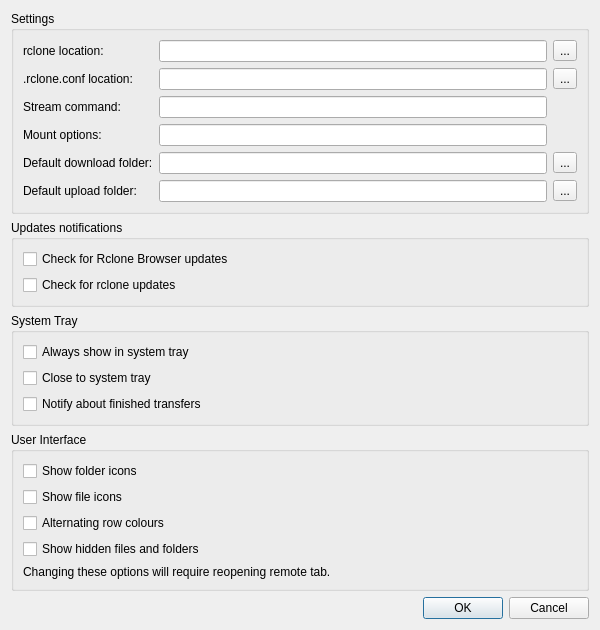
First picture: the form in src/preferences_dialog.ui, repository SysAdminDoc/RcloneBrowserNG, before the edit.
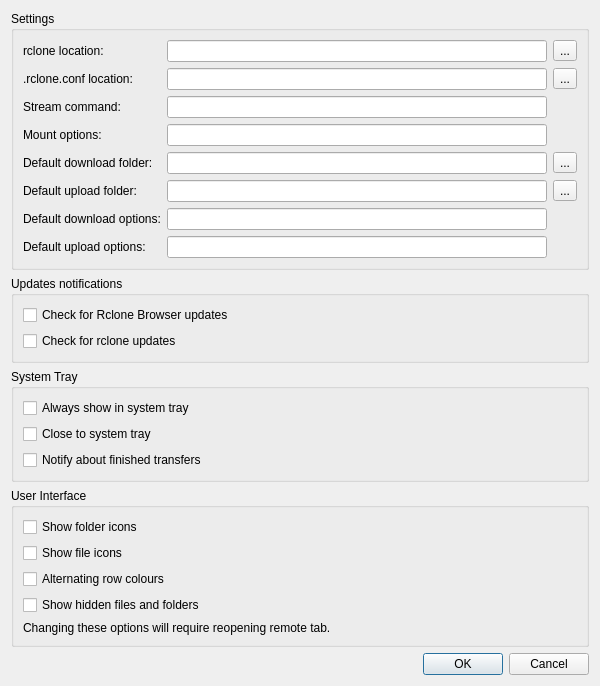
Second picture: the form after the edit.

Commit message: add default Download/Upload options

What changed in the file:
```diff
--- a/src/preferences_dialog.ui
+++ b/src/preferences_dialog.ui
@@ -117,6 +117,26 @@
         </property>
        </widget>
       </item>
+      <item row="8" column="0">
+       <widget class="QLabel" name="label_10">
+        <property name="text">
+         <string>Default download options:</string>
+        </property>
+       </widget>
+      </item>
+      <item row="8" column="1">
+       <widget class="QLineEdit" name="defaultDownloadOptions"/>
+      </item>
+      <item row="9" column="0">
+       <widget class="QLabel" name="label_10">
+        <property name="text">
+         <string>Default upload options:</string>
+        </property>
+       </widget>
+      </item>
+      <item row="9" column="1">
+       <widget class="QLineEdit" name="defaultUploadOptions"/>
+      </item>
      </layout>
     </widget>
    </item>
```
Left out of the diff: 2 changed lines with no effect on the pictures. The commit also changes 5 other files.
